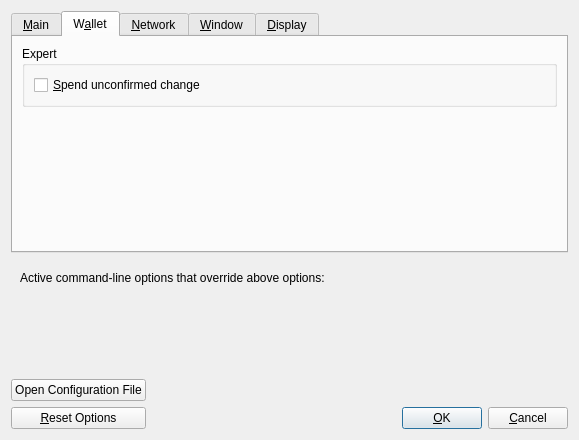
GeorgeRDG/litecoinz, file src/qt/forms/optionsdialog.ui: the form before one commit.
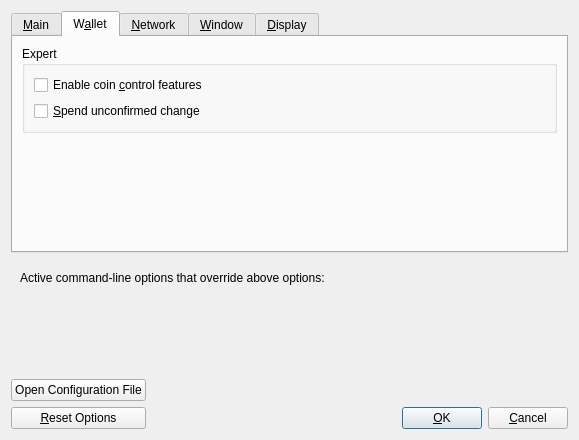
The form after the commit. The open tabs and pages were chosen to show the change. Icons and pictures are not drawn. Custom widgets are drawn as their Qt base class.

Patch:
```diff
--- a/src/qt/forms/optionsdialog.ui
+++ b/src/qt/forms/optionsdialog.ui
@@ -143,6 +143,16 @@
           <string>Expert</string>
          </property>
          <layout class="QVBoxLayout" name="verticalLayout_2">
+          <item>
+           <widget class="QCheckBox" name="coinControlFeatures">
+            <property name="toolTip">
+             <string>Whether to show coin control features or not.</string>
+            </property>
+            <property name="text">
+             <string>Enable coin &amp;control features</string>
+            </property>
+           </widget>
+          </item>
           <item>
            <widget class="QCheckBox" name="spendZeroConfChange">
             <property name="toolTip">
```
